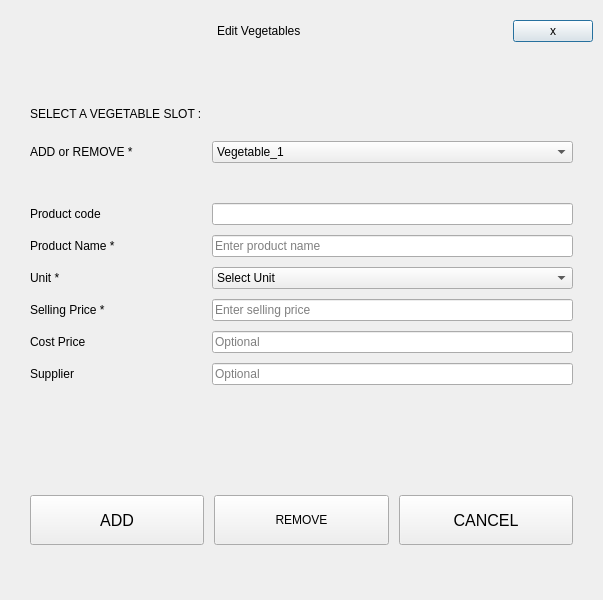
Selvam-T/POS, file Project/ui/vegetable_menu.ui: the form before one commit.
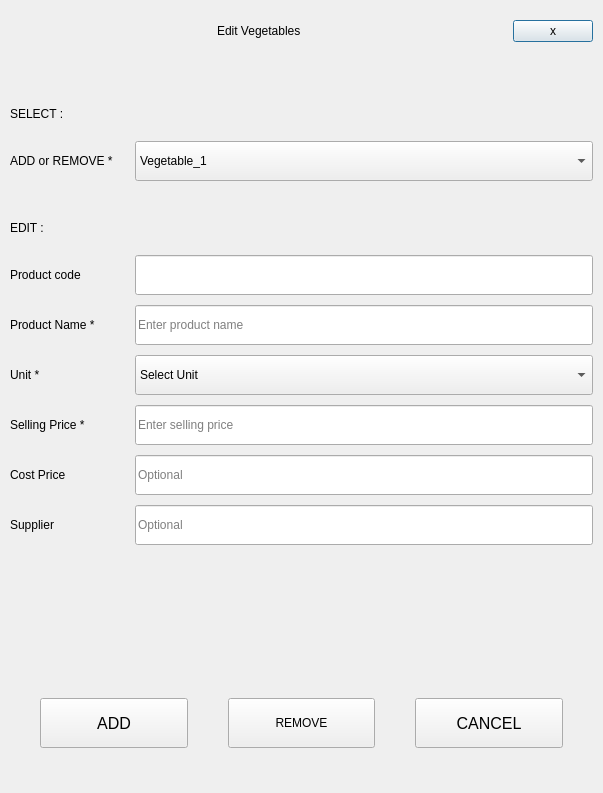
The form after the commit.

Patch:
```diff
--- a/Project/ui/vegetable_menu.ui
+++ b/Project/ui/vegetable_menu.ui
@@ -7,13 +7,13 @@
     <x>0</x>
     <y>0</y>
     <width>603</width>
-    <height>600</height>
+    <height>793</height>
    </rect>
   </property>
   <property name="minimumSize">
    <size>
     <width>500</width>
-    <height>500</height>
+    <height>700</height>
    </size>
   </property>
   <property name="maximumSize">
@@ -120,14 +120,17 @@
    </item>
    <item>
     <layout class="QVBoxLayout" name="contentLayout">
+     <property name="spacing">
+      <number>5</number>
+     </property>
      <property name="leftMargin">
-      <number>20</number>
+      <number>0</number>
      </property>
      <property name="topMargin">
       <number>0</number>
      </property>
      <property name="rightMargin">
-      <number>20</number>
+      <number>0</number>
      </property>
      <property name="bottomMargin">
       <number>0</number>
@@ -146,9 +149,56 @@
        <property name="bottomMargin">
         <number>0</number>
        </property>
-       <property name="spacing">
+       <property name="horizontalSpacing">
+        <number>5</number>
+       </property>
+       <property name="verticalSpacing">
         <number>10</number>
        </property>
+       <item row="7" column="0">
+        <widget class="QLabel" name="vegMProductNameFieldLbl">
+         <property name="sizePolicy">
+          <sizepolicy hsizetype="Fixed" vsizetype="Fixed">
+           <horstretch>0</horstretch>
+           <verstretch>0</verstretch>
+          </sizepolicy>
+         </property>
+         <property name="minimumSize">
+          <size>
+           <width>120</width>
+           <height>0</height>
+          </size>
+         </property>
+         <property name="text">
+          <string>Product Name *</string>
+         </property>
+         <property name="alignment">
+          <set>Qt::AlignLeading|Qt::AlignLeft|Qt::AlignVCenter</set>
+         </property>
+        </widget>
+       </item>
+       <item row="10" column="0">
+        <widget class="QLabel" name="vegMCostPriceFieldLbl">
+         <property name="sizePolicy">
+          <sizepolicy hsizetype="Fixed" vsizetype="Fixed">
+           <horstretch>0</horstretch>
+           <verstretch>0</verstretch>
+          </sizepolicy>
+         </property>
+         <property name="minimumSize">
+          <size>
+           <width>120</width>
+           <height>0</height>
+          </size>
+         </property>
+         <property name="text">
+          <string>Cost Price</string>
+         </property>
+         <property name="alignment">
+          <set>Qt::AlignLeading|Qt::AlignLeft|Qt::AlignVCenter</set>
+         </property>
+        </widget>
+       </item>
        <item row="1" column="0">
         <spacer name="verticalSpacer">
          <property name="orientation">
@@ -165,15 +215,91 @@
          </property>
         </spacer>
        </item>
+       <item row="3" column="1">
+        <spacer name="verticalSpacer_7">
+         <property name="orientation">
+          <enum>Qt::Vertical</enum>
+         </property>
+         <property name="sizeType">
+          <enum>QSizePolicy::Fixed</enum>
+         </property>
+         <property name="sizeHint" stdset="0">
+          <size>
+           <width>20</width>
+           <height>30</height>
+          </size>
+         </property>
+        </spacer>
+       </item>
+       <item row="3" column="0">
+        <spacer name="verticalSpacer_6">
+         <property name="orientation">
+          <enum>Qt::Vertical</enum>
+         </property>
+         <property name="sizeType">
+          <enum>QSizePolicy::Fixed</enum>
+         </property>
+         <property name="sizeHint" stdset="0">
+          <size>
+           <width>20</width>
+           <height>30</height>
+          </size>
+         </property>
+        </spacer>
+       </item>
+       <item row="1" column="1">
+        <spacer name="verticalSpacer_5">
+         <property name="orientation">
+          <enum>Qt::Vertical</enum>
+         </property>
+         <property name="sizeType">
+          <enum>QSizePolicy::Fixed</enum>
+         </property>
+         <property name="sizeHint" stdset="0">
+          <size>
+           <width>20</width>
+           <height>10</height>
+          </size>
+         </property>
+        </spacer>
+       </item>
+       <item row="5" column="0">
+        <spacer name="verticalSpacer_9">
+         <property name="orientation">
+          <enum>Qt::Vertical</enum>
+         </property>
+         <property name="sizeType">
+          <enum>QSizePolicy::Fixed</enum>
+         </property>
+         <property name="sizeHint" stdset="0">
+          <size>
+           <width>20</width>
+           <height>10</height>
+          </size>
+         </property>
+        </spacer>
+       </item>
        <item row="9" column="1">
-        <widget class="QLineEdit" name="vegMSupplierLineEdit">
+        <widget class="QLineEdit" name="vegMSellingPriceLineEdit">
+         <property name="minimumSize">
+          <size>
+           <width>0</width>
+           <height>40</height>
+          </size>
+         </property>
          <property name="placeholderText">
-          <string>Optional</string>
+          <string>Enter selling price</string>
          </property>
         </widget>
        </item>
-       <item row="6" column="1">
+       <item row="8" column="1">
         <widget class="QComboBox" name="vegMUnitComboBox">
+         <property name="minimumSize">
+          <size>
+           <width>0</width>
+           <height>40</height>
+          </size>
+         </property>
          <property name="currentIndex">
           <number>0</number>
          </property>
@@ -194,147 +320,12 @@
          </item>
         </widget>
        </item>
-       <item row="8" column="1">
-        <widget class="QLineEdit" name="vegMCostPriceLineEdit">
-         <property name="placeholderText">
-          <string>Optional</string>
-         </property>
-        </widget>
-       </item>
-       <item row="6" column="0">
-        <widget class="QLabel" name="vegMUnitFieldLbl">
-         <property name="sizePolicy">
-          <sizepolicy hsizetype="Fixed" vsizetype="Fixed">
-           <horstretch>0</horstretch>
-           <verstretch>0</verstretch>
-          </sizepolicy>
-         </property>
-         <property name="minimumSize">
-          <size>
-           <width>120</width>
-           <height>0</height>
-          </size>
-         </property>
-         <property name="text">
-          <string>Unit *</string>
-         </property>
-         <property name="alignment">
-          <set>Qt::AlignLeading|Qt::AlignLeft|Qt::AlignVCenter</set>
-         </property>
-        </widget>
-       </item>
-       <item row="7" column="1">
-        <widget class="QLineEdit" name="vegMSellingPriceLineEdit">
-         <property name="placeholderText">
-          <string>Enter selling price</string>
-         </property>
-        </widget>
-       </item>
-       <item row="8" column="0">
-        <widget class="QLabel" name="vegMCostPriceFieldLbl">
-         <property name="sizePolicy">
-          <sizepolicy hsizetype="Fixed" vsizetype="Fixed">
-           <horstretch>0</horstretch>
-           <verstretch>0</verstretch>
-          </sizepolicy>
-         </property>
-         <property name="minimumSize">
-          <size>
-           <width>120</width>
-           <height>0</height>
-          </size>
-         </property>
-         <property name="text">
-          <string>Cost Price</string>
-         </property>
-         <property name="alignment">
-          <set>Qt::AlignLeading|Qt::AlignLeft|Qt::AlignVCenter</set>
-         </property>
-        </widget>
-       </item>
-       <item row="2" column="0">
-        <widget class="QLabel" name="vegMSelectFieldLbl">
-         <property name="sizePolicy">
-          <sizepolicy hsizetype="Fixed" vsizetype="Fixed">
-           <horstretch>0</horstretch>
-           <verstretch>0</verstretch>
-          </sizepolicy>
-         </property>
-         <property name="minimumSize">
-          <size>
-           <width>120</width>
-           <height>0</height>
-          </size>
-         </property>
-         <property name="text">
-          <string>ADD or REMOVE *</string>
-         </property>
-         <property name="alignment">
-          <set>Qt::AlignLeading|Qt::AlignLeft|Qt::AlignVCenter</set>
-         </property>
-        </widget>
-       </item>
-       <item row="4" column="1">
-        <widget class="QLineEdit" name="vegMProductCodeLineEdit"/>
-       </item>
-       <item row="1" column="1">
-        <spacer name="verticalSpacer_5">
-         <property name="orientation">
-          <enum>Qt::Vertical</enum>
-         </property>
-         <property name="sizeType">
-          <enum>QSizePolicy::Fixed</enum>
-         </property>
-         <property name="sizeHint" stdset="0">
-          <size>
-           <width>20</width>
-           <height>10</height>
-          </size>
-         </property>
-        </spacer>
-       </item>
-       <item row="5" column="1">
-        <widget class="QLineEdit" name="vegMProductNameLineEdit">
-         <property name="placeholderText">
-          <string>Enter product name</string>
-         </property>
-        </widget>
-       </item>
-       <item row="7" column="0">
-        <widget class="QLabel" name="vegMSellingPriceFieldLbl">
-         <property name="sizePolicy">
-          <sizepolicy hsizetype="Fixed" vsizetype="Fixed">
-           <horstretch>0</horstretch>
-           <verstretch>0</verstretch>
-          </sizepolicy>
-         </property>
-         <property name="minimumSize">
-          <size>
-           <width>120</width>
-           <height>0</height>
-          </size>
-         </property>
-         <property name="text">
-          <string>Selling Price *</string>
-         </property>
-         <property name="alignment">
-          <set>Qt::AlignLeading|Qt::AlignLeft|Qt::AlignVCenter</set>
-         </property>
-        </widget>
-       </item>
-       <item row="0" column="0">
-        <widget class="QLabel" name="select2SubLbl">
-         <property name="text">
-          <string>SELECT A VEGETABLE SLOT :</string>
-         </property>
-        </widget>
-       </item>
        <item row="2" column="1">
         <widget class="QComboBox" name="vegMChooseComboBox">
          <property name="minimumSize">
           <size>
            <width>0</width>
-           <height>0</height>
+           <height>40</height>
           </size>
          </property>
          <item>
@@ -419,8 +410,8 @@
          </item>
         </widget>
        </item>
-       <item row="5" column="0">
-        <widget class="QLabel" name="vegMProductNameFieldLbl">
+       <item row="2" column="0">
+        <widget class="QLabel" name="vegMSelectFieldLbl">
          <property name="sizePolicy">
           <sizepolicy hsizetype="Fixed" vsizetype="Fixed">
            <horstretch>0</horstretch>
@@ -434,29 +425,7 @@
           </size>
          </property>
          <property name="text">
-          <string>Product Name *</string>
-         </property>
-         <property name="alignment">
-          <set>Qt::AlignLeading|Qt::AlignLeft|Qt::AlignVCenter</set>
-         </property>
-        </widget>
-       </item>
-       <item row="4" column="0">
-        <widget class="QLabel" name="vegMProductCodeFieldLbl">
-         <property name="sizePolicy">
-          <sizepolicy hsizetype="Fixed" vsizetype="Fixed">
-           <horstretch>0</horstretch>
-           <verstretch>0</verstretch>
-          </sizepolicy>
-         </property>
-         <property name="minimumSize">
-          <size>
-           <width>120</width>
-           <height>0</height>
-          </size>
-         </property>
-         <property name="text">
-          <string>Product code</string>
+          <string>ADD or REMOVE *</string>
          </property>
          <property name="alignment">
           <set>Qt::AlignLeading|Qt::AlignLeft|Qt::AlignVCenter</set>
@@ -464,6 +433,89 @@
         </widget>
        </item>
        <item row="9" column="0">
+        <widget class="QLabel" name="vegMSellingPriceFieldLbl">
+         <property name="sizePolicy">
+          <sizepolicy hsizetype="Fixed" vsizetype="Fixed">
+           <horstretch>0</horstretch>
+           <verstretch>0</verstretch>
+          </sizepolicy>
+         </property>
+         <property name="minimumSize">
+          <size>
+           <width>120</width>
+           <height>0</height>
+          </size>
+         </property>
+         <property name="text">
+          <string>Selling Price *</string>
+         </property>
+         <property name="alignment">
+          <set>Qt::AlignLeading|Qt::AlignLeft|Qt::AlignVCenter</set>
+         </property>
+        </widget>
+       </item>
+       <item row="7" column="1">
+        <widget class="QLineEdit" name="vegMProductNameLineEdit">
+         <property name="minimumSize">
+          <size>
+           <width>0</width>
+           <height>40</height>
+          </size>
+         </property>
+         <property name="placeholderText">
+          <string>Enter product name</string>
+         </property>
+        </widget>
+       </item>
+       <item row="10" column="1">
+        <widget class="QLineEdit" name="vegMCostPriceLineEdit">
+         <property name="minimumSize">
+          <size>
+           <width>0</width>
+           <height>40</height>
+          </size>
+         </property>
+         <property name="placeholderText">
+          <string>Optional</string>
+         </property>
+        </widget>
+       </item>
+       <item row="11" column="1">
+        <widget class="QLineEdit" name="vegMSupplierLineEdit">
+         <property name="minimumSize">
+          <size>
+           <width>0</width>
+           <height>40</height>
+          </size>
+         </property>
+         <property name="placeholderText">
+          <string>Optional</string>
+         </property>
+        </widget>
+       </item>
+       <item row="8" column="0">
+        <widget class="QLabel" name="vegMUnitFieldLbl">
+         <property name="sizePolicy">
+          <sizepolicy hsizetype="Fixed" vsizetype="Fixed">
+           <horstretch>0</horstretch>
+           <verstretch>0</verstretch>
+          </sizepolicy>
+         </property>
+         <property name="minimumSize">
+          <size>
+           <width>120</width>
+           <height>0</height>
+          </size>
+         </property>
+         <property name="text">
+          <string>Unit *</string>
+         </property>
+         <property name="alignment">
+          <set>Qt::AlignLeading|Qt::AlignLeft|Qt::AlignVCenter</set>
+         </property>
+        </widget>
+       </item>
+       <item row="11" column="0">
         <widget class="QLabel" name="vegMSupplierFieldLbl">
          <property name="sizePolicy">
           <sizepolicy hsizetype="Fixed" vsizetype="Fixed">
@@ -485,24 +537,40 @@
          </property>
         </widget>
        </item>
-       <item row="3" column="0">
-        <spacer name="verticalSpacer_6">
-         <property name="orientation">
-          <enum>Qt::Vertical</enum>
+       <item row="6" column="1">
+        <widget class="QLineEdit" name="vegMProductCodeLineEdit">
+         <property name="minimumSize">
+          <size>
+           <width>0</width>
+           <height>40</height>
+          </size>
          </property>
-         <property name="sizeType">
-          <enum>QSizePolicy::Fixed</enum>
+        </widget>
+       </item>
+       <item row="6" column="0">
+        <widget class="QLabel" name="vegMProductCodeFieldLbl">
+         <property name="sizePolicy">
+          <sizepolicy hsizetype="Fixed" vsizetype="Fixed">
+           <horstretch>0</horstretch>
+           <verstretch>0</verstretch>
+          </sizepolicy>
          </property>
-         <property name="sizeHint" stdset="0">
+         <property name="minimumSize">
           <size>
-           <width>20</width>
-           <height>30</height>
+           <width>120</width>
+           <height>0</height>
           </size>
          </property>
-        </spacer>
+         <property name="text">
+          <string>Product code</string>
+         </property>
+         <property name="alignment">
+          <set>Qt::AlignLeading|Qt::AlignLeft|Qt::AlignVCenter</set>
+         </property>
+        </widget>
        </item>
-       <item row="3" column="1">
-        <spacer name="verticalSpacer_7">
+       <item row="5" column="1">
+        <spacer name="verticalSpacer_8">
          <property name="orientation">
           <enum>Qt::Vertical</enum>
          </property>
@@ -512,11 +580,31 @@
          <property name="sizeHint" stdset="0">
           <size>
            <width>20</width>
-           <height>30</height>
+           <height>10</height>
           </size>
          </property>
         </spacer>
        </item>
+       <item row="0" column="0">
+        <widget class="QLabel" name="selectSubLbl">
+         <property name="text">
+          <string>SELECT :</string>
+         </property>
+         <property name="alignment">
+          <set>Qt::AlignLeading|Qt::AlignLeft|Qt::AlignVCenter</set>
+         </property>
+        </widget>
+       </item>
+       <item row="4" column="0">
+        <widget class="QLabel" name="select2SubLbl">
+         <property name="text">
+          <string>EDIT :</string>
+         </property>
+         <property name="alignment">
+          <set>Qt::AlignLeading|Qt::AlignLeft|Qt::AlignVCenter</set>
+         </property>
+        </widget>
+       </item>
       </layout>
      </item>
      <item>
@@ -567,7 +655,13 @@
      <item>
       <layout class="QHBoxLayout" name="buttonLayout">
        <property name="spacing">
-        <number>10</number>
+        <number>40</number>
+       </property>
+       <property name="leftMargin">
+        <number>30</number>
+       </property>
+       <property name="rightMargin">
+        <number>30</number>
        </property>
        <item>
         <widget class="QPushButton" name="btnVegMOk">
@@ -651,7 +745,7 @@
      <property name="sizeHint" stdset="0">
       <size>
        <width>20</width>
-       <height>25</height>
+       <height>15</height>
       </size>
      </property>
     </spacer>
```
